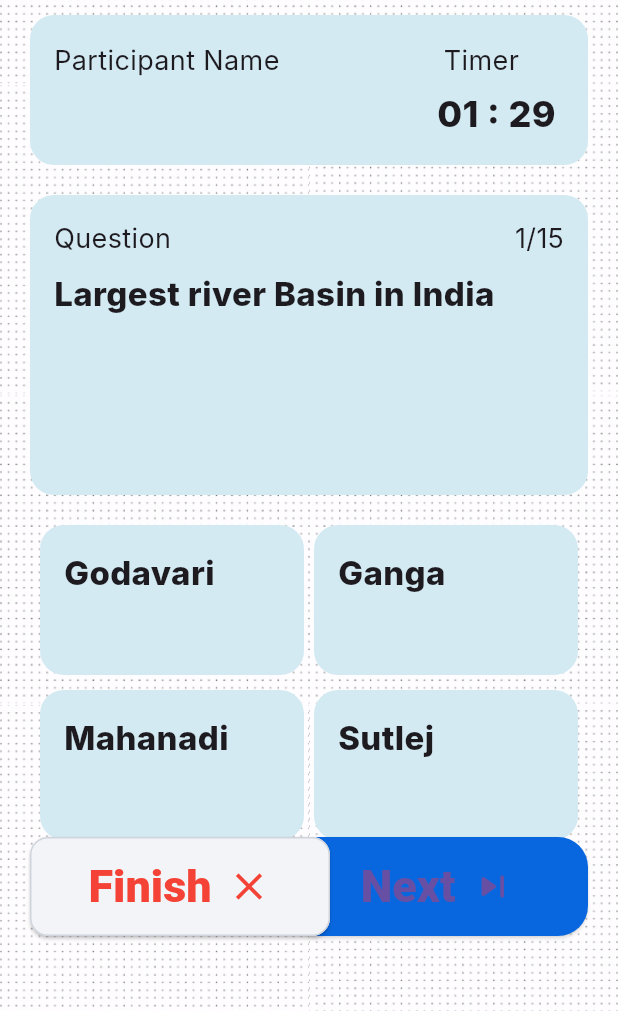
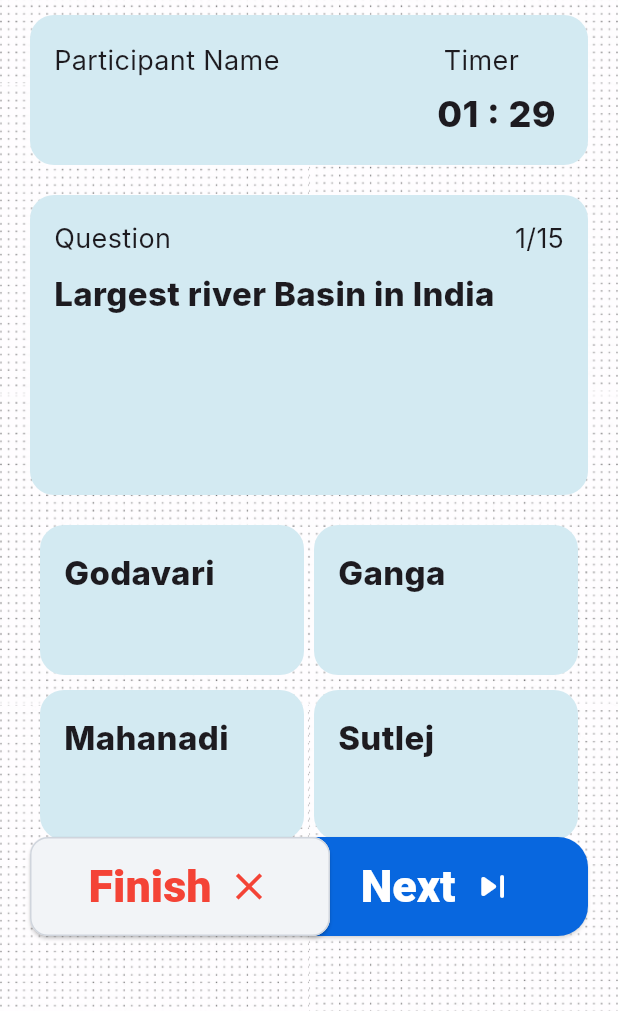
Before and after one commit to deepayannandy/sbi_quiz_application, a Flutter app: the QuizScreen screen opened directly with empty values, on a phone screen of 412 x 824 dp, the part 225-1236 px from its top. Run offline on Flutter 3.47's test engine with Material 3 defaults, Android fonts, the phone set to English and light mode, and no system bars; our stand-ins replace confetti, fluttertoast, hive, open_filex; missing offline and left inert: excel; accounts and stored records are empty; Roboto replaces fonts that are missing (Inter).

Commit message:
changes on 28.1.25

```diff
--- a/lib/main.dart
+++ b/lib/main.dart
@@ -23,7 +23,7 @@ class MyApp extends StatelessWidget {
   Widget build(BuildContext context) {
     return MaterialApp(
       debugShowCheckedModeBanner: false,
-      title: 'CircoLife',
+      title: 'SBI',
       theme: ThemeData(
         fontFamily: "Inter",
         primaryColor: const Color(0xFF11A8FD),
--- a/lib/pages/quizpage.dart
+++ b/lib/pages/quizpage.dart
@@ -19,8 +19,8 @@ class QuizScreen extends StatefulWidget {
 class _QuizScreenState extends State<QuizScreen> {
   int score = 0;
   List<int> askedq = [];
-  Random random = new Random();
-  NumberFormat formatter = new NumberFormat("00");
+  Random random = Random();
+  NumberFormat formatter = NumberFormat("00");
   int questionCount = 1;
   String Selectedanswer = "";
   int _start = 90;
@@ -31,7 +31,7 @@ class _QuizScreenState extends State<QuizScreen> {
       _timer!.cancel();
       _timer = null;
     } else {
-      _timer = new Timer.periodic(
+      _timer = Timer.periodic(
         const Duration(seconds: 1),
         (Timer timer) => setState(
           () {
@@ -91,7 +91,7 @@ class _QuizScreenState extends State<QuizScreen> {
               width: MediaQuery.of(context).size.width,
               decoration: BoxDecoration(
                 image: DecorationImage(
-                  image: AssetImage("assets/images/backbig.png"),
+                  image: const AssetImage("assets/images/backbig.png"),
                   fit: BoxFit.cover,
                   colorFilter: ColorFilter.mode(
                     Colors.white.withOpacity(0.8),
@@ -101,7 +101,7 @@ class _QuizScreenState extends State<QuizScreen> {
               )),
           SingleChildScrollView(
               child: Padding(
-                  padding: EdgeInsets.all(20.0),
+                  padding: const EdgeInsets.all(20.0),
                   child: Column(
                       crossAxisAlignment: CrossAxisAlignment.center,
                       mainAxisAlignment: MainAxisAlignment.center,
@@ -119,7 +119,7 @@ class _QuizScreenState extends State<QuizScreen> {
                               height: 100,
                               width: 100,
                             ),
-                            Spacer(),
+                            const Spacer(),
                             GestureDetector(
                               onTap: () {
                                 Navigator.pushReplacement(
@@ -152,14 +152,14 @@ class _QuizScreenState extends State<QuizScreen> {
                           width: MediaQuery.of(context).size.width,
                           height: 100,
                           decoration: BoxDecoration(
-                              color: Color(0xffd3eaf2),
+                              color: const Color(0xffd3eaf2),
                               borderRadius: BorderRadius.circular(16)),
                           child: Padding(
                             padding: const EdgeInsets.all(16.0),
                             child: Column(
                               mainAxisAlignment: MainAxisAlignment.center,
                               children: [
-                                Row(children: [
+                                const Row(children: [
                                   Text(
                                     "Participant Name ",
                                     style: TextStyle(
@@ -177,20 +177,20 @@ class _QuizScreenState extends State<QuizScreen> {
                                     width: 30,
                                   ),
                                 ]),
-                                SizedBox(
+                                const SizedBox(
                                   height: 5,
                                 ),
                                 Row(children: [
                                   Text(
                                     widget.userdata.username,
-                                    style: TextStyle(
+                                    style: const TextStyle(
                                         fontSize: 24,
                                         fontWeight: FontWeight.w800),
                                   ),
-                                  Spacer(),
+                                  const Spacer(),
                                   Text(
                                     "${formatter.format((_start / 60).toInt())} : ${formatter.format(_start % 60)} ",
-                                    style: TextStyle(
+                                    style: const TextStyle(
                                         fontSize: 24,
                                         fontWeight: FontWeight.w800),
                                   ),
@@ -199,14 +199,14 @@ class _QuizScreenState extends State<QuizScreen> {
                             ),
                           ),
                         ),
-                        SizedBox(
+                        const SizedBox(
                           height: 20,
                         ),
                         Container(
                             width: MediaQuery.of(context).size.width,
                             height: 200,
                             decoration: BoxDecoration(
-                                color: Color(0xffd3eaf2),
+                                color: const Color(0xffd3eaf2),
                                 borderRadius: BorderRadius.circular(16)),
                             child: Padding(
                                 padding: const EdgeInsets.all(16.0),
@@ -216,35 +216,35 @@ class _QuizScreenState extends State<QuizScreen> {
                                   children: [
                                     Row(
                                       children: [
-                                        Text(
+                                        const Text(
                                           "Question",
                                           style: TextStyle(
                                               fontSize: 18,
                                               fontWeight: FontWeight.w400),
                                         ),
-                                        Spacer(),
+                                        const Spacer(),
                                         Text(
-                                          "${questionCount}/15",
-                                          style: TextStyle(
+                                          "$questionCount/15",
+                                          style: const TextStyle(
                                               fontSize: 18,
                                               fontWeight: FontWeight.w400),
                                         ),
                                       ],
                                     ),
-                                    SizedBox(
+                                    const SizedBox(
                                       height: 8,
                                     ),
                                     Text(
                                       askedquestion!.question!,
                                       textAlign: TextAlign.left,
                                       maxLines: 4,
-                                      style: TextStyle(
+                                      style: const TextStyle(
                                           fontSize: 22,
                                           fontWeight: FontWeight.w800),
                                     ),
                                   ],
                                 ))),
-                        SizedBox(
+                        const SizedBox(
                           height: 20,
                         ),
                         Row(
@@ -254,7 +254,7 @@ class _QuizScreenState extends State<QuizScreen> {
                             answersCard(askedquestion!.b!)
                           ],
                         ),
-                        SizedBox(
+                        const SizedBox(
                           height: 10,
                         ),
                         Row(
@@ -269,14 +269,14 @@ class _QuizScreenState extends State<QuizScreen> {
             alignment: Alignment.bottomRight,
             child: Padding(
               padding: const EdgeInsets.only(left: 20, right: 20, bottom: 50),
-              child: Container(
+              child: SizedBox(
                 width: 200,
                 child: ElevatedButton(
                   style: FilledButtonStyle(),
                   onPressed: () {
                     if (questionCount < 15) {
                       questionCount = questionCount + 1;
-                      print("${askedquestion!.answer} - ${Selectedanswer}");
+                      print("${askedquestion!.answer} - $Selectedanswer");
                       if (askedquestion!.answer == Selectedanswer) {
                         score = score + 1;
                       }
@@ -298,16 +298,20 @@ class _QuizScreenState extends State<QuizScreen> {
                     children: [
                       Text(
                         questionCount > 9 ? "Submit" : "Next",
-                        style: TextStyle(
-                            fontSize: 30, fontWeight: FontWeight.w800),
+                        style: const TextStyle(
+                          fontSize: 30,
+                          fontWeight: FontWeight.w800,
+                          color: Colors.white,
+                        ),
                       ),
-                      SizedBox(
+                      const SizedBox(
                         width: 10,
                       ),
                       questionCount < 10
-                          ? Icon(
+                          ? const Icon(
                               Icons.skip_next_rounded,
                               size: 30,
+                              color: Colors.white,
                             )
                           : Container(
                               height: 56,
@@ -326,7 +330,7 @@ class _QuizScreenState extends State<QuizScreen> {
                     height: MediaQuery.of(context).size.height,
                     width: MediaQuery.of(context).size.height,
                     color: Colors.black.withOpacity(.5),
-                    child: Text(
+                    child: const Text(
                       "Times Up",
                       style: TextStyle(
                           fontSize: 50,
@@ -340,7 +344,7 @@ class _QuizScreenState extends State<QuizScreen> {
             alignment: Alignment.bottomLeft,
             child: Padding(
               padding: const EdgeInsets.only(left: 20, right: 20, bottom: 50),
-              child: Container(
+              child: SizedBox(
                 width: 200,
                 child: ElevatedButton(
                   style: HollowButtonStyle(),
@@ -401,7 +405,8 @@ class _QuizScreenState extends State<QuizScreen> {
                 answer,
                 textAlign: TextAlign.left,
                 maxLines: 2,
-                style: TextStyle(fontSize: 22, fontWeight: FontWeight.w800),
+                style:
+                    const TextStyle(fontSize: 22, fontWeight: FontWeight.w800),
               ))),
     );
   }
--- a/lib/pages/raiseaquery copy.dart
+++ b/lib/pages/raiseaquery copy.dart
@@ -13,7 +13,7 @@ class _DemoScreenState extends State<DemoScreen> {
     return Scaffold(
       body: SingleChildScrollView(
           child: Padding(
-              padding: EdgeInsets.all(20.0),
+              padding: const EdgeInsets.all(20.0),
               child: Column(
                   crossAxisAlignment: CrossAxisAlignment.center,
                   mainAxisAlignment: MainAxisAlignment.center,
--- a/lib/pages/splash_screen.dart
+++ b/lib/pages/splash_screen.dart
@@ -20,7 +20,7 @@ class _SplashScreenState extends State<SplashScreen> {
   }
 
   _navigationToLoginScreen() async {
-    await Future.delayed(Duration(milliseconds: 2000), () {});
+    await Future.delayed(const Duration(milliseconds: 2000), () {});
     Navigator.pushReplacement(
         context, MaterialPageRoute(builder: (context) => const HomeScreen()));
   }
@@ -29,7 +29,7 @@ class _SplashScreenState extends State<SplashScreen> {
   Widget build(BuildContext context) {
     double height = MediaQuery.of(context).size.height;
     double width = MediaQuery.of(context).size.width;
-    print("h" + height.toString() + "w" + width.toString());
+    print("h${height}w$width");
     return Scaffold(
       backgroundColor: Colors.white,
       body: Stack(
--- a/lib/widgets/PF_text_form_field.dart
+++ b/lib/widgets/PF_text_form_field.dart
@@ -1,5 +1,4 @@
 import 'package:flutter/material.dart';
-import 'package:flutter/services.dart';
 
 class PFTextFormField extends StatelessWidget {
   final TextEditingController? nameController;
--- a/lib/widgets/buttonStyles.dart
+++ b/lib/widgets/buttonStyles.dart
@@ -9,7 +9,7 @@ FilledButtonStyle() {
           fontWeight: FontWeight.bold),
       minimumSize: const Size.fromHeight(66.0),
       shape: RoundedRectangleBorder(borderRadius: BorderRadius.circular(20.0)),
-      backgroundColor: Color(0xff0867df),
+      backgroundColor: const Color(0xff0867df),
       shadowColor: Colors.white);
 }
 
--- a/lib/widgets/mobile_text_form_field.dart
+++ b/lib/widgets/mobile_text_form_field.dart
@@ -48,7 +48,7 @@ class NumberTextFormField extends StatelessWidget {
           color: Colors.grey.shade800,
         ),
         labelText: "",
-        labelStyle: new TextStyle(color: Colors.grey.shade800),
+        labelStyle: TextStyle(color: Colors.grey.shade800),
       ),
       validator: (value) {
         if (value!.trim().isEmpty) {
```
Also changed, not shown: lib/pages/ReasultsPage.dart (+10 -7 lines), lib/pages/UsersList.dart (+14 -11 lines), lib/pages/formScreen.dart (+29 -25 lines), lib/pages/homeScreen.dart (+79 -76 lines), assets/images/welcome48th.png (added), pubspec.lock, 4 other files.
